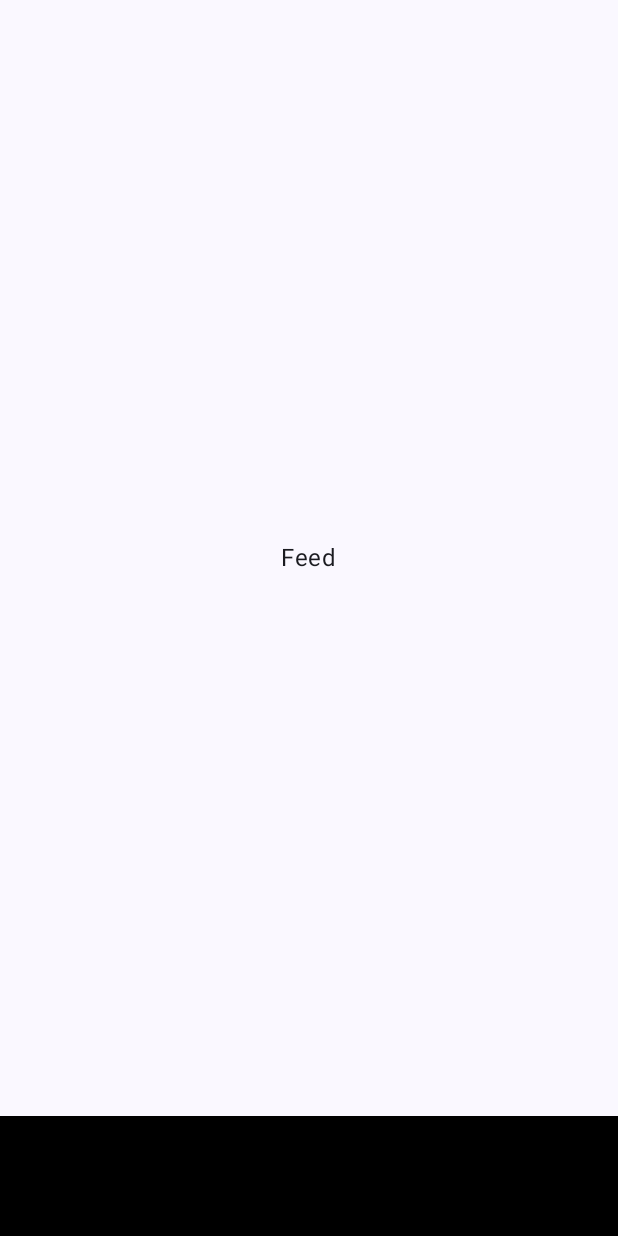
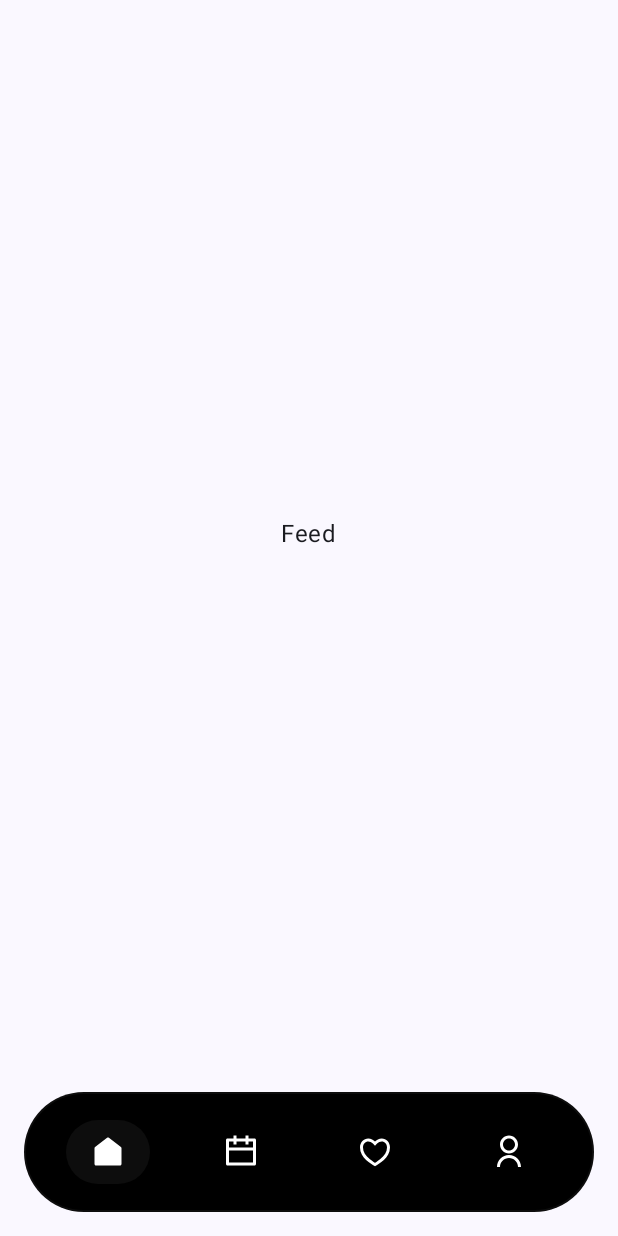
Before and after one commit to JesusIsKing-Tech/JK-MobileApp, an Android app built with Jetpack Compose: the screen it shows after launch (MainActivity), on a phone screen of 412 x 824 dp. Run offline under Robolectric (Android 15) with nearby library versions, the phone set to English and light mode, and no system bars.

Commit message:
Versão final da NavBar (menu inferior)

```diff
--- a/app/src/main/java/com/example/jkconect/MainActivity.kt
+++ b/app/src/main/java/com/example/jkconect/MainActivity.kt
@@ -13,7 +13,7 @@ class MainActivity : ComponentActivity() {
 
     override fun onCreate(savedInstanceState: Bundle?) {
         super.onCreate(savedInstanceState)
-        enableEdgeToEdge()
+        //enableEdgeToEdge() permite que o app ocupe toda a tela
         setContent {
             JKConectTheme {
                 MyNavHost(navHostController = rememberNavController())
--- a/app/src/main/java/com/example/jkconect/main/home/HomeScreen.kt
+++ b/app/src/main/java/com/example/jkconect/main/home/HomeScreen.kt
@@ -1,31 +1,108 @@
+import androidx.compose.foundation.border
 import androidx.compose.foundation.layout.Arrangement
 import androidx.compose.foundation.layout.Box
 import androidx.compose.foundation.layout.Column
+import androidx.compose.foundation.layout.RowScope
+import androidx.compose.foundation.layout.Spacer
 import androidx.compose.foundation.layout.fillMaxSize
 import androidx.compose.foundation.layout.padding
+import androidx.compose.foundation.layout.width
+import androidx.compose.foundation.shape.CircleShape
+import androidx.compose.material3.Icon
 import androidx.compose.material3.NavigationBar
+import androidx.compose.material3.NavigationBarItem
+import androidx.compose.material3.NavigationBarItemDefaults
 import androidx.compose.material3.Scaffold
 import androidx.compose.material3.Text
 import androidx.compose.runtime.Composable
+import androidx.compose.runtime.getValue
+import androidx.compose.runtime.mutableIntStateOf
+import androidx.compose.runtime.remember
+import androidx.compose.runtime.setValue
 import androidx.compose.ui.Alignment
 import androidx.compose.ui.Modifier
+import androidx.compose.ui.draw.clip
 import androidx.compose.ui.graphics.Color
+import androidx.compose.ui.res.painterResource
+import androidx.compose.ui.res.stringResource
+import androidx.compose.ui.text.TextStyle
+import androidx.compose.ui.text.font.FontWeight
 import androidx.compose.ui.tooling.preview.Preview
+import androidx.compose.ui.unit.dp
+import androidx.compose.ui.unit.sp
 import androidx.navigation.NavHostController
 import androidx.navigation.compose.rememberNavController
+import com.example.jkconect.main.calendar.CalendarScreen
 import com.example.jkconect.navigation.item.BottomNavItem
 import com.example.jkconect.navigation.navhost.BottomAppBarNavHost
+import com.example.jkconect.navigation.navhost.CalendarScreenRoute
+import com.example.jkconect.navigation.navhost.FeedScreenRoute
+import com.example.jkconect.navigation.navhost.MyEventsScreenRoute
+import com.example.jkconect.navigation.navhost.ProfileScreenRoute
+import com.example.jkconect.ui.theme.AlphaPrimaryColor
+import com.example.jkconect.ui.theme.PrimaryColor
 
 @Composable
 fun HomeScreen(navHostController: NavHostController = rememberNavController()) {
+
+    var selectedItem by remember {
+        mutableIntStateOf(0)
+    }
+
     Scaffold(
 
         bottomBar = {
             NavigationBar (
+                modifier = Modifier
+                    .padding(16.dp)
+                    .clip(CircleShape)
+                    .border(1.dp, AlphaPrimaryColor, CircleShape),
                 containerColor = Color.Black,
                 content = {
                     BottomNavItem.items.forEachIndexed{ index, item ->
+                        if(index == 0){
+                            Spacer(modifier = Modifier.width(8.dp))
+                        }
 
+                        AddBottomItem(
+                            item = item,
+                            selected = selectedItem == index,
+                            onClick = {
+                                selectedItem = index
+
+                                when(index) {
+                                    0 -> navHostController.navigate(FeedScreenRoute)
+                                    1 -> navHostController.navigate(CalendarScreenRoute)
+                                    2 -> navHostController.navigate(MyEventsScreenRoute)
+                                    3 -> navHostController.navigate(ProfileScreenRoute)
+                                }
+                            },
+                            /*
+                            Esse trecho serve para mostrar o nome abaixo dos icons se estiverem selecionados
+
+                            label = {
+                                if (selectedItem == index){
+                                    Text(
+                                        text = stringResource(id= item.title),
+                                        style = TextStyle(
+                                            color = PrimaryColor,
+                                            fontSize = 12.sp,
+                                            fontWeight = if (selectedItem == index){
+                                                FontWeight.Bold
+                                            } else{
+                                                FontWeight.Normal
+                                            }
+                                        )
+                                    )
+                                }
+                            }
+
+                           */
+                        )
+
+                        if(index == BottomNavItem.items.size -1){
+                            Spacer(modifier = Modifier.width(8.dp))
+                        }
                     }
                 },
             )
@@ -47,6 +124,33 @@ fun HomeScreen(navHostController: NavHostController = rememberNavController()) {
     )
 }
 
+@Composable
+fun RowScope.AddBottomItem(
+    item: BottomNavItem,
+    selected: Boolean,
+    label: @Composable (() -> Unit)? = null,
+    onClick: () -> Unit
+) {
+    NavigationBarItem(
+        selected = selected,
+        onClick= onClick,
+        label= label,
+        icon = {
+            Icon(
+                painter = painterResource(id= if(selected) item.selectedIcon else item.unselectedIcon),
+                contentDescription = null,
+                modifier = Modifier
+                    .padding(vertical = 5.dp)
+            )
+        },
+        colors = NavigationBarItemDefaults.colors(
+            selectedIconColor = PrimaryColor,
+            unselectedIconColor = PrimaryColor,
+            indicatorColor = AlphaPrimaryColor
+        )
+    )
+}
+
 @Preview(showBackground = true)
 @Composable
 private fun HomeScreenPreview() {
--- a/app/src/main/java/com/example/jkconect/ui/theme/Color.kt
+++ b/app/src/main/java/com/example/jkconect/ui/theme/Color.kt
@@ -1,6 +1,9 @@
 package com.example.jkconect.ui.theme
 
 import androidx.compose.ui.graphics.Color
+
+val PrimaryColor = Color(0xFFFFFFFF)
+val AlphaPrimaryColor = Color(0xFFFFFFFF).copy(alpha = 0.05f)
 
 val Purple80 = Color(0xFFD0BCFF)
 val PurpleGrey80 = Color(0xFFCCC2DC)
```
